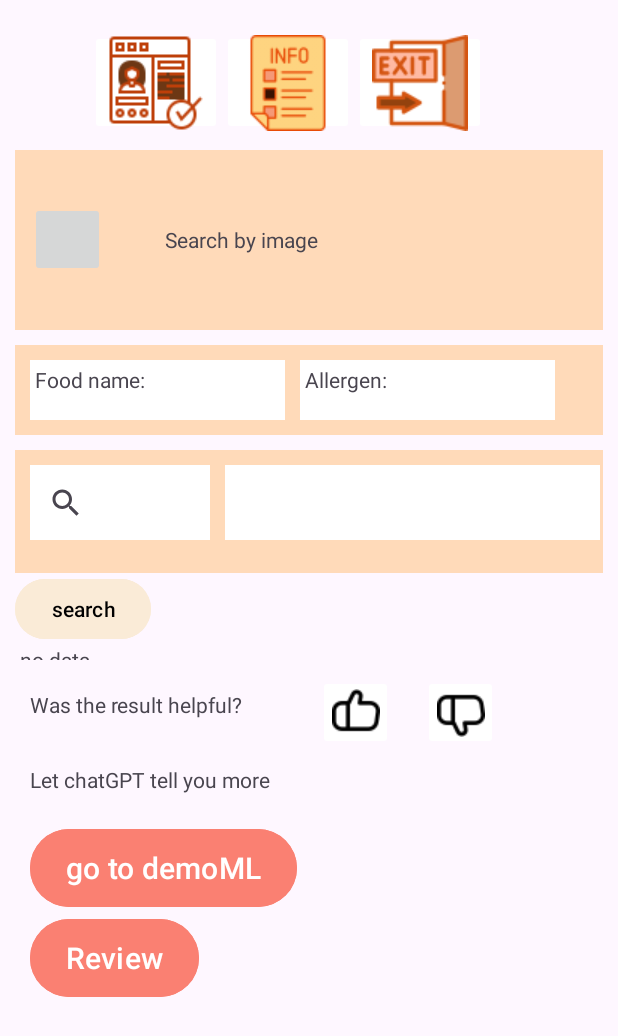
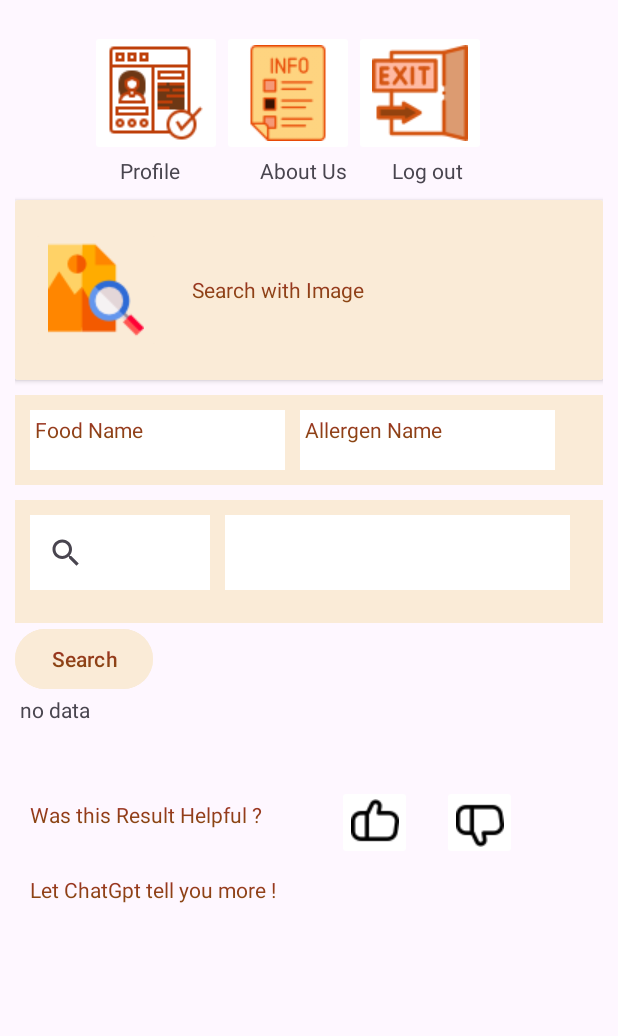
Before and after one commit to masleniamubarrat/Allergendetector4, an Android app: the homePage screen opened directly, with no data from a screen before it, on a phone screen of 412 x 824 dp. Shown: the top 1036 px of the screen. Run offline under Robolectric (Android 15) with nearby library versions, the phone set to English and light mode, and no system bars; our stand-ins replace Firebase (no records; nobody signed in at launch, a user with empty details on screens opened directly).

Commit message:
7.16 first commit

```diff
--- a/app/build.gradle
+++ b/app/build.gradle
@@ -70,6 +70,10 @@ dependencies {
     //7.14.23
     implementation 'androidx.viewpager2:viewpager2:1.0.0'
 
+    //7.15.23
+    implementation 'com.pierfrancescosoffritti.androidyoutubeplayer:core:12.0.0'
+    implementation 'com.google.android.gms:play-services-maps:18.1.0'
+
 
 
 
--- a/app/src/main/java/com/example/allergendetector/homePage.java
+++ b/app/src/main/java/com/example/allergendetector/homePage.java
@@ -1,4 +1,5 @@
 package com.example.allergendetector;
+
 
 import static com.example.allergendetector.R.id.like;
 import static com.example.allergendetector.R.id.menu_item_1;
@@ -6,6 +7,7 @@ import static com.example.allergendetector.R.id.menu_item_1;
 import android.content.Intent;
 import android.graphics.Bitmap;
 import android.os.Bundle;
+import android.os.Handler;
 import android.provider.MediaStore;
 import android.view.Menu;
 import android.view.MenuInflater;
@@ -47,13 +49,13 @@ import kotlinx.coroutines.ObsoleteCoroutinesApi;
 
 public class homePage extends AppCompatActivity  {
     //private static final int REQUEST_IMAGE_CAPTURE = 1;
-    Button getLogOutButton;
+    Button getLogOutButton, textSearchButton;
     private LinearLayout dropdownMenu;
 
     private ImageButton cameraIcon;
     private LinearLayout imageLayout;
     private ImageView imageView;
-    private TextView foodNameTextView, allergenTextView;
+    private TextView foodNameTextView, allergenTextView,searchImageTextView;
     LinearLayout getImageLayout;
     private ActivityResultLauncher<Intent> cameraLauncher;
     private DatabaseReference databaseRef;
@@ -64,7 +66,7 @@ public class homePage extends AppCompatActivity  {
     private int likeCount = 0;
     private DatabaseReference currentUserRef;
 
-     private  TextView likeText;
+     private  TextView likeText, reviewText, getChatGptText, searchResultFoodName, searchResultAllergenName;
 
 
 
@@ -72,12 +74,43 @@ public class homePage extends AppCompatActivity  {
     protected void onCreate(Bundle savedInstanceState) {
         super.onCreate(savedInstanceState);
         setContentView(R.layout.activity_home_page);
+
+        searchImageTextView = findViewById(R.id.search_image_text);
+        reviewText = findViewById(R.id.review_text);
+        textSearchButton = findViewById(R.id.search_button);
+        getChatGptText = findViewById(R.id.get_chat_gpt_text);
+        searchResultFoodName = findViewById(R.id.search_result_food_name);
+        searchResultAllergenName = findViewById(R.id.search_result_allergen_name);
         likeText = findViewById(R.id.like);
-
         likeButton = findViewById(R.id.like_button);
         dislikeButton = findViewById(R.id.dislike_button);
 
-        // Disable image buttons initially
+        String reviewTextString = "Was this Result Helpful ?";
+        String searchImageText = "Search with Image";
+        String chatGptText = "Let ChatGpt tell you more !";
+        String foodName = "Food Name";
+        String allergenName = "Allergen Name";
+        String search = "Search";
+
+        GradientUtils.applyGradientColor(searchImageTextView, searchImageText);
+        GradientUtils.applyGradientColor(reviewText, reviewTextString);
+        GradientUtils.applyGradientColor(searchResultFoodName, foodName);
+        GradientUtils.applyGradientColor(searchResultAllergenName, allergenName);
+        GradientUtils.applyGradientColor(getChatGptText,chatGptText);
+        GradientUtils.applyGradientColor(textSearchButton,search);
+
+
+        //onclickListener for search with image;
+
+        searchImageTextView.setOnClickListener(new View.OnClickListener() {
+            @Override
+            public void onClick(View v) {
+                Intent intent = new Intent(homePage.this,demoMl.class);
+                startActivity(intent);
+            }
+        });
+
+
         likeButton.setEnabled(false);
         dislikeButton.setEnabled(false);
 
@@ -85,57 +118,38 @@ public class homePage extends AppCompatActivity  {
         likeButton.setImageResource(R.drawable.like);
         dislikeButton.setImageResource(R.drawable.dislike);
 
-        findViewById(R.id.search_button).setOnClickListener(new View.OnClickListener() {
-            @Override
-            public void onClick(View v) {
-                likeButton.setEnabled(true);
-                dislikeButton.setEnabled(true);
-
-                String query = textSearchView.getQuery().toString().trim();
-                searchFoodItem(query);
-
-            }
-        });
-
-
         // Retrieve the current user's data from Firebase Realtime Database
         retrieveUserData();
 
-        // Set click listeners for likeButton and dislikeButton
         likeButton.setOnClickListener(new View.OnClickListener() {
             @Override
             public void onClick(View v) {
-                likeButton.setImageResource(R.drawable.liked);
                 likeCount++;
                 // Update like count in Firebase Realtime Database for the current user
                 updateLikeCount(likeCount);
                 // Update image resource for likeButton
+                likeButton.setImageResource(R.drawable.liked);
+                // Disable dislikeButton
+                dislikeButton.setImageResource(R.drawable.dislike);
 
-                // Disable dislikeButton
-                dislikeButton.setEnabled(false);
-                // Disable both likeButton and dislikeButton
-                likeButton.setEnabled(false);
             }
         });
 
         dislikeButton.setOnClickListener(new View.OnClickListener() {
             @Override
             public void onClick(View v) {
-                dislikeButton.setImageResource(R.drawable.disliked);
                 if (likeCount > 0) {
                     likeCount--;
                     // Update like count in Firebase Realtime Database for the current user
                     updateLikeCount(likeCount);
                 }
                 // Update image resource for likeButton
+                dislikeButton.setImageResource(R.drawable.disliked);
                 likeButton.setImageResource(R.drawable.like);
                 // Disable dislikeButton
-                dislikeButton.setEnabled(false);
-                // Disable both likeButton and dislikeButton
-                likeButton.setEnabled(false);
+
             }
         });
-
 
 
 
@@ -148,13 +162,20 @@ public class homePage extends AppCompatActivity  {
         searchButton.setOnClickListener(new View.OnClickListener() {
             @Override
             public void onClick(View v) {
+
+                likeButton.setEnabled(true);
+                dislikeButton.setEnabled(true);
+                likeButton.setImageResource(R.drawable.like);
+                dislikeButton.setImageResource(R.drawable.dislike);
                 String query = textSearchView.getQuery().toString().trim();
                 searchFoodItem(query);
+
             }
         });
 
         // Retrieve data from Firebase Realtime Database
         retrieveData();
+
 
 
 
@@ -184,17 +205,7 @@ public class homePage extends AppCompatActivity  {
             }
         });
 
-        findViewById(R.id.ml_button).setOnClickListener(new View.OnClickListener() {
-            @Override
-            public void onClick(View v) {
 
-
-                Intent intent = new Intent(homePage.this,demoMl.class);
-                startActivity(intent);
-
-
-            }
-        });
 
         findViewById(R.id.about_us_button).setOnClickListener(new View.OnClickListener() {
             @Override
@@ -208,17 +219,7 @@ public class homePage extends AppCompatActivity  {
             }
         });
 
-        findViewById(R.id.demoProfile).setOnClickListener(new View.OnClickListener() {
-            @Override
-            public void onClick(View v) {
 
-
-                Intent intent = new Intent(homePage.this,Review.class);
-                startActivity(intent);
-
-
-            }
-        });
 
 
     }
@@ -270,8 +271,6 @@ public class homePage extends AppCompatActivity  {
                     Integer userLikeCount = dataSnapshot.child("like").getValue(Integer.class);
                     if (userLikeCount != null) {
                         likeCount = userLikeCount;
-                        likeText.setText(String.valueOf(likeCount));;
-
 
                     }
                 } else{ String noData = " no data ";
@@ -280,16 +279,21 @@ public class homePage extends AppCompatActivity  {
             }
 
             @Override
-            public void onCancelled(@NonNull DatabaseError databaseError) {
-                // Handle database error
+            public void onCancelled(@NonNull DatabaseError error) {
+
             }
+
+
         });
 
     }
 
     private void updateLikeCount(int likeCount) {
         // Update the "like" attribute value in the user's data
+
         currentUserRef.child("like").setValue(likeCount);
+
+
     }
 
 
--- a/app/src/main/res/layout/activity_home_page.xml
+++ b/app/src/main/res/layout/activity_home_page.xml
@@ -17,8 +17,13 @@
         android:layout_marginTop="10dp"
         android:orientation="horizontal"
         android:layout_width="match_parent"
-        android:layout_height="70dp">
+        android:layout_height="wrap_content">
 
+        <LinearLayout
+            android:id="@+id/go_to_profile_layout"
+            android:orientation="vertical"
+            android:layout_width="wrap_content"
+            android:layout_height="wrap_content">
             <ImageButton
                 android:id="@+id/profile_button"
                 android:layout_marginStart="50dp"
@@ -29,6 +34,19 @@
 
             </ImageButton>
 
+            <TextView
+                android:layout_width="wrap_content"
+                android:layout_height="wrap_content"
+                android:layout_marginStart="70dp"
+                android:text="Profile">
+
+            </TextView>
+        </LinearLayout>
+        <LinearLayout
+            android:id="@+id/about_us_layout"
+            android:orientation="vertical"
+            android:layout_width="wrap_content"
+            android:layout_height="wrap_content">
             <ImageButton
                 android:id="@+id/about_us_button"
                 android:layout_width="wrap_content"
@@ -37,6 +55,21 @@
                 android:src="@drawable/about_us_1">
 
             </ImageButton>
+
+            <TextView
+                android:layout_width="wrap_content"
+                android:layout_height="wrap_content"
+                android:layout_marginStart="25dp"
+                android:text="About Us">
+
+            </TextView>
+        </LinearLayout>
+
+        <LinearLayout
+            android:id="@+id/log_out_layout"
+            android:orientation="vertical"
+            android:layout_width="wrap_content"
+            android:layout_height="wrap_content">
             <ImageButton
                 android:id="@+id/logOut_button"
                 android:layout_width="wrap_content"
@@ -46,24 +79,47 @@
 
             </ImageButton>
 
+            <TextView
+                android:layout_width="wrap_content"
+                android:layout_height="wrap_content"
+                android:layout_marginStart="25dp"
+                android:text="Log out">
+
+            </TextView>
+        </LinearLayout>
+
+
+
+
+
+
+
+
 
     </LinearLayout>
 
+    <androidx.cardview.widget.CardView
+        android:id="@+id/image_search_cardview"
+        android:layout_width="match_parent"
+        android:layout_height="wrap_content"
+        android:layout_marginTop="10dp">
+
         <LinearLayout
             android:id="@+id/image_search_layout"
-        android:background="@color/peach"
-        android:layout_marginTop="10dp"
             android:layout_width="match_parent"
-        android:orientation="horizontal"
-        android:layout_gravity="center_vertical"
-        android:layout_height="120dp">
+            android:layout_height="120dp"
+            android:background="@color/antique_white"
+            android:orientation="horizontal">
 
             <ImageButton
                 android:id="@+id/search_image_icon"
-            android:layout_marginStart="10dp"
+                android:layout_width="wrap_content"
+                android:layout_height="wrap_content"
+                android:layout_marginLeft="10dp"
+                android:backgroundTint="@color/antique_white"
                 android:layout_gravity="center_vertical"
-            android:layout_width="50dp"
-            android:layout_height="50dp">
+                android:src="@drawable/search_by_image"
+                android:layout_marginStart="10dp">
 
             </ImageButton>
 
@@ -72,25 +128,28 @@
                 android:layout_width="wrap_content"
                 android:layout_height="wrap_content"
                 android:text="Search by image"
-            android:layout_marginStart="40dp"
-            android:layout_gravity="center">
+                android:layout_gravity="center"
+                android:layout_marginStart="20dp">
             </TextView>
+
             <ImageView
                 android:id="@+id/search_image_imageView"
-            android:layout_marginTop="10dp"
+                android:layout_width="100dp"
+                android:layout_height="100dp"
                 android:layout_marginStart="50dp"
-            android:layout_width="100dp"
-            android:layout_height="100dp">
+                android:layout_marginTop="10dp">
 
             </ImageView>
 
+        </LinearLayout>
 
-    </LinearLayout>
+    </androidx.cardview.widget.CardView>
+
     <LinearLayout
         android:id="@+id/image_search_result_layout"
         android:layout_gravity="center_horizontal"
         android:orientation="horizontal"
-        android:background="@color/peach"
+        android:background="@color/antique_white"
         android:layout_marginTop="10dp"
         android:layout_width="match_parent"
         android:layout_height="60dp">
@@ -128,7 +187,7 @@
         android:layout_width="match_parent"
         android:layout_height="82dp"
         android:layout_marginTop="10dp"
-        android:background="@color/peach"
+        android:background="@color/antique_white"
         android:orientation="horizontal">
 
         <SearchView
@@ -145,7 +204,7 @@
 
         <TextView
             android:id="@+id/text_search_result"
-            android:layout_width="250dp"
+            android:layout_width="230dp"
             android:layout_height="50dp"
             android:layout_marginStart="10dp"
             android:layout_marginTop="10dp"
@@ -165,8 +224,9 @@
     </Button>
     <TextView
         android:id="@+id/like"
+        android:text="like"
         android:layout_width="50dp"
-        android:layout_height="10dp">
+        android:layout_height="50dp">
 
     </TextView>
 
@@ -196,7 +256,7 @@
             <ImageButton
 
                 android:id="@+id/like_button"
-                android:clickable="true"
+                android:clickable="false"
                 android:src="@drawable/like"
                 android:backgroundTint="@color/white"
                 android:layout_marginStart="50dp"
@@ -207,7 +267,7 @@
             <ImageButton
 
                 android:id="@+id/dislike_button"
-                android:clickable="true"
+
                 android:layout_marginStart="20dp"
                 android:backgroundTint="@color/white"
                 android:src="@drawable/dislike"
@@ -238,24 +298,7 @@
                android:layout_height="wrap_content">
 
            </TextView>
-            <Button
-                android:id="@+id/ml_button"
-                android:layout_marginStart="10dp"
-                android:layout_width="wrap_content"
-                android:layout_height="60dp"
-                android:backgroundTint="@color/salmon"
-                android:textSize="20dp"
-                android:text="go to demoML" />
 
-
-            <Button
-                android:id="@+id/demoProfile"
-                android:layout_marginStart="10dp"
-                android:layout_width="wrap_content"
-                android:layout_height="60dp"
-                android:backgroundTint="@color/salmon"
-                android:textSize="20dp"
-                android:text="Review" />
         </LinearLayout>
 
     </LinearLayout>
```
Also changed, not shown: app/src/main/AndroidManifest.xml (+6 -3 lines), app/src/main/java/com/example/allergendetector/AboutUs.java (+17 -3 lines), app/src/main/java/com/example/allergendetector/EmbeddedVideo.java (added, +37 -0 lines), app/src/main/res/layout/activity_about_us.xml (+11 -2 lines), app/src/main/res/layout/activity_embedded_video.xml (added, +32 -0 lines), app/src/main/res/drawable/search_by_image.png (added). Lines whose indentation alone changed are shown as unchanged.
